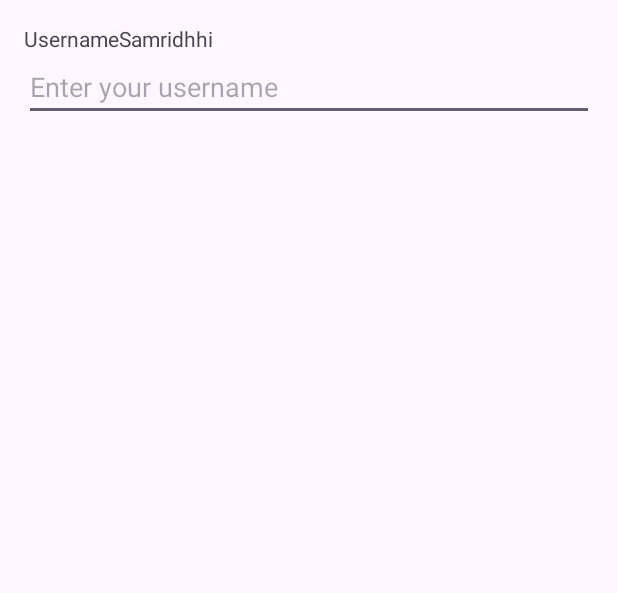
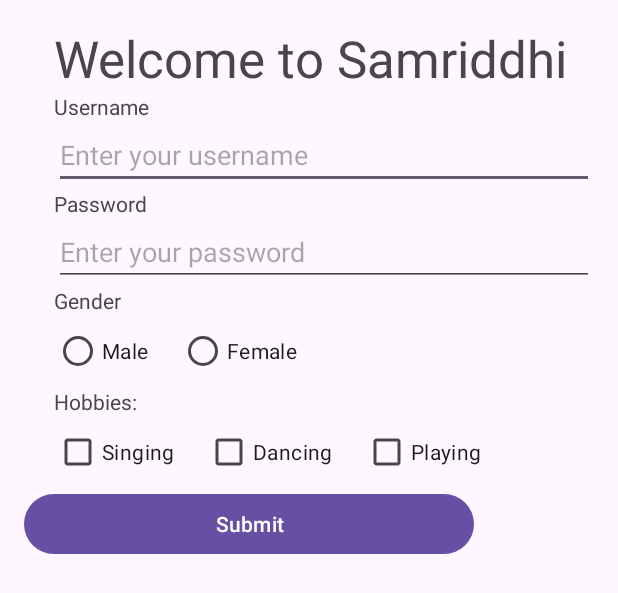
Before and after one commit to JivanKadel/android_basics_pratik, an Android app: the layout activity_relative.xml on its own in the app's theme, with its tools: preview values and no code run, on a phone screen of 412 x 824 dp. Shown: the top 593 px of the screen. Run offline under Robolectric (Android 15) with nearby library versions, the phone set to English and light mode, and no system bars.

Commit message:
Added Relative Layout and Table

```diff
--- a/app/src/main/res/layout/activity_relative.xml
+++ b/app/src/main/res/layout/activity_relative.xml
@@ -6,22 +6,103 @@
     android:layout_height="match_parent"
     android:padding="16dp"
     >
+
+    <TextView
+        android:layout_width="match_parent"
+        android:layout_height="wrap_content"
+        android:id="@+id/labelTitle"
+        android:text="Welcome to Samriddhi"
+        android:textAppearance="@style/TextAppearance.AppCompat.Display1"
+        android:layout_marginLeft="20dp"/>
     <TextView
         android:id="@+id/username"
         android:layout_width="wrap_content"
         android:layout_height="wrap_content"
-        android:text="@string/username"/>
+        android:layout_below="@id/labelTitle"
+        android:text="@string/username"
+        android:layout_marginLeft="20dp"/>
     <EditText
         android:layout_width="match_parent"
         android:layout_height="wrap_content"
         android:id="@+id/userText"
         android:hint="Enter your username"
         android:layout_below="@+id/username"
+        android:layout_marginLeft="20dp"
         />
     <TextView
+        android:id="@+id/userpassword"
         android:layout_width="wrap_content"
         android:layout_height="wrap_content"
-        android:id="@+id/labelSamriddhi"
-        android:layout_toEndOf="@+id/username"
-        android:text="Samridhhi"/>
+        android:layout_below="@id/userText"
+        android:layout_marginLeft="20dp"
+        android:text="Password"/>
+    <EditText
+        android:layout_width="match_parent"
+        android:layout_height="wrap_content"
+        android:id="@+id/userPassword"
+        android:hint="Enter your password"
+        android:layout_below="@+id/userpassword"
+        android:layout_marginLeft="20dp"
+        />
+    <TextView
+        android:id="@+id/userGender"
+        android:layout_width="wrap_content"
+        android:layout_height="wrap_content"
+        android:layout_below="@id/userPassword"
+        android:layout_marginLeft="20dp"
+        android:text="Gender"/>
+    <RadioButton
+        android:layout_width="wrap_content"
+        android:layout_height="wrap_content"
+        android:layout_below="@id/userGender"
+        android:id="@+id/Male"
+        android:text="Male"
+        android:layout_marginLeft="20dp"/>
+    <RadioButton
+        android:layout_width="wrap_content"
+        android:layout_height="wrap_content"
+        android:layout_toRightOf="@id/Male"
+        android:layout_below="@id/userGender"
+        android:id="@+id/Female"
+        android:text="Female"
+        android:layout_marginLeft="20dp"/>
+
+    <TextView
+        android:id="@+id/userHobbies"
+        android:layout_width="wrap_content"
+        android:layout_height="wrap_content"
+        android:layout_below="@id/Male"
+        android:layout_marginLeft="20dp"
+        android:text="Hobbies:"/>
+<CheckBox
+    android:layout_width="wrap_content"
+    android:layout_height="wrap_content"
+    android:id="@+id/Singing"
+    android:layout_below="@id/userHobbies"
+    android:text="Singing"
+    android:layout_marginLeft="20dp"/>
+
+    <CheckBox
+        android:layout_width="wrap_content"
+        android:layout_height="wrap_content"
+        android:id="@+id/Dancing"
+        android:layout_below="@id/userHobbies"
+        android:layout_toRightOf="@id/Singing"
+        android:text="Dancing"
+        android:layout_marginLeft="20dp"/>
+    <CheckBox
+    android:layout_width="wrap_content"
+    android:layout_height="wrap_content"
+    android:id="@+id/Playing"
+    android:layout_below="@id/userHobbies"
+    android:layout_toRightOf="@id/Dancing"
+    android:text="Playing"
+    android:layout_marginLeft="20dp"/>
+    <Button
+        android:layout_width="300dp"
+        android:layout_height="wrap_content"
+        android:text="Submit"
+        android:layout_below="@id/Dancing"
+        android:layout_gravity= "center"
+        />
 </RelativeLayout>
```
Also changed, not shown: app/src/main/AndroidManifest.xml (+5 -2 lines), app/src/main/java/com/pratik/androidintro/TableViewActivity.java (added, +20 -0 lines), app/src/main/res/layout/activity_main.xml (+62 -25 lines), app/src/main/res/layout/activity_table_view.xml (added, +42 -0 lines).
